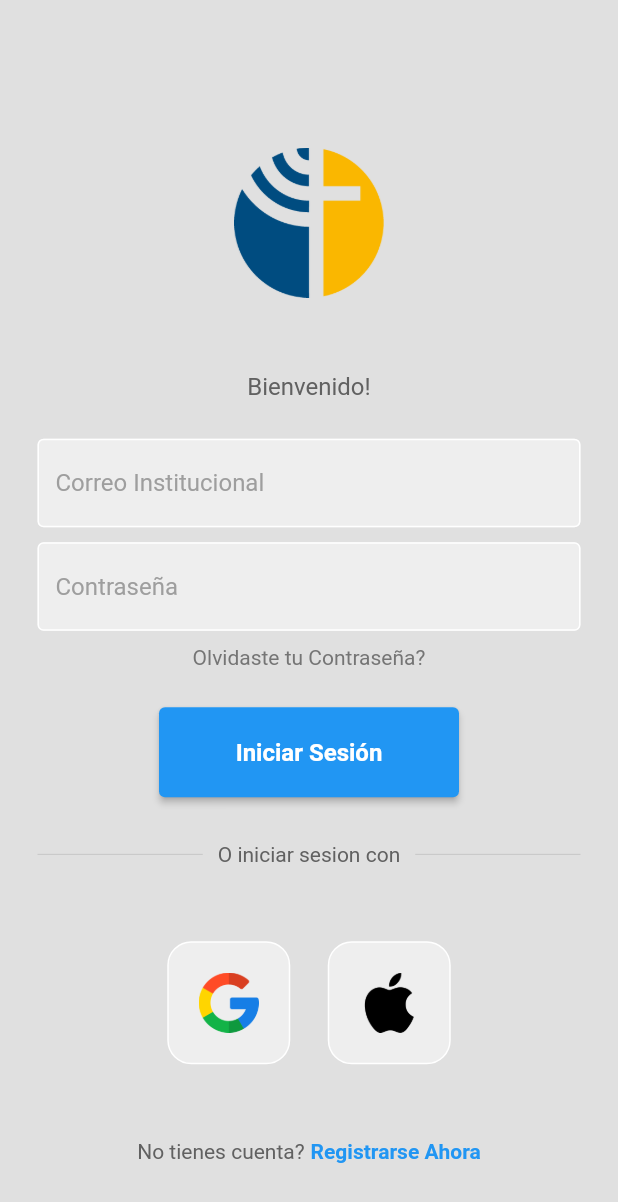
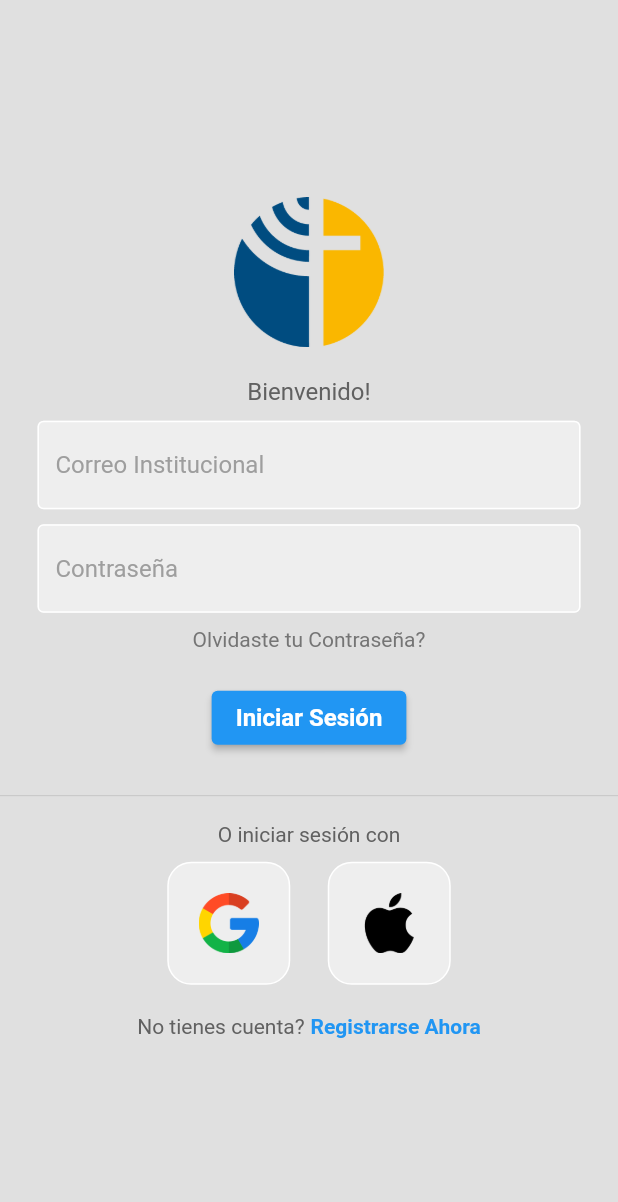
Before and after one commit to NiggetChuckens/TI3-2023-Terminado, a Flutter app: the screen it shows after launch, after a tap on "Iniciar Sesión", on a phone screen of 412 x 824 dp. Shown: the top 1202 px of the screen. Run offline on Flutter 3.47's test engine with Material 2 defaults, Android fonts, the light colour scheme and no system bars; network calls fail.

Commit message:
text scales on screen width rather than hard coded

```diff
--- a/uct_app/lib/views/landing.dart
+++ b/uct_app/lib/views/landing.dart
@@ -2,10 +2,19 @@ import 'package:flutter/material.dart';
 import 'login.dart';
 
 class LandingPage extends StatelessWidget {
-  const LandingPage({super.key});
+  const LandingPage({Key? key});
 
   @override
   Widget build(BuildContext context) {
+    final screenWidth = MediaQuery.of(context).size.width;
+    final screenHeight = MediaQuery.of(context).size.height;
+    final textScaleFactor = MediaQuery.of(context).textScaleFactor;
+
+    // Define smaller font sizes based on screen width and text scale factor
+    final titleFontSize = 24.0 * screenWidth / 360.0;
+    final subtitleFontSize = 16.0 * screenWidth / 360.0;
+    final buttonFontSize = 14.0 * screenWidth / 360.0;
+
     return Scaffold(
       backgroundColor: Colors.transparent,
       body: Stack(
@@ -22,36 +31,37 @@ class LandingPage extends StatelessWidget {
             child: Column(
               mainAxisAlignment: MainAxisAlignment.center,
               children: [
-                // Spacer(),
                 Container(
-                  width: MediaQuery.of(context).size.width * 0.9,
+                  width: screenWidth * 0.9,
                   padding: const EdgeInsets.all(16.0),
-                  margin: const EdgeInsets.only(
-                      bottom: 40.0, top: 100.0), // Adjust top margin
+                  margin: EdgeInsets.only(
+                    bottom: screenHeight * 0.1,
+                    top: screenHeight * 0.2,
+                  ),
                   decoration: BoxDecoration(
                     color: Colors.black.withOpacity(0.5),
                     borderRadius: BorderRadius.circular(15.0),
                   ),
                   child: Column(
                     children: [
-                      const Text(
+                      Text(
                         'Bienvenido a DTE',
                         textAlign: TextAlign.center,
                         style: TextStyle(
                           color: Colors.white,
-                          fontSize: 30,
+                          fontSize: titleFontSize,
                         ),
                       ),
-                      const SizedBox(height: 20.0),
-                      const Text(
+                      SizedBox(height: 16.0 * textScaleFactor),
+                      Text(
                         'Ayuda profesional para el desarrollo de tu carrera profesional',
                         textAlign: TextAlign.center,
                         style: TextStyle(
                           color: Colors.white,
-                          fontSize: 20,
+                          fontSize: subtitleFontSize,
                         ),
                       ),
-                      const SizedBox(height: 20.0),
+                      SizedBox(height: 16.0 * textScaleFactor),
                       Row(
                         mainAxisAlignment: MainAxisAlignment.center,
                         children: [
@@ -60,18 +70,14 @@ class LandingPage extends StatelessWidget {
                               Navigator.push(
                                 context,
                                 PageRouteBuilder(
-                                  transitionDuration:
-                                      const Duration(milliseconds: 500),
-                                  pageBuilder: (context, animation,
-                                          secondaryAnimation) =>
+                                  transitionDuration: const Duration(milliseconds: 500),
+                                  pageBuilder: (context, animation, secondaryAnimation) =>
                                       LoginPage(),
-                                  transitionsBuilder: (context, animation,
-                                      secondaryAnimation, child) {
+                                  transitionsBuilder: (context, animation, secondaryAnimation, child) {
                                     const begin = Offset(0.0, 1.0);
                                     const end = Offset.zero;
                                     const curve = Curves.ease;
-                                    final tween = Tween(begin: begin, end: end)
-                                        .chain(CurveTween(curve: curve));
+                                    final tween = Tween(begin: begin, end: end).chain(CurveTween(curve: curve));
                                     return SlideTransition(
                                       position: animation.drive(tween),
                                       child: child,
@@ -80,14 +86,14 @@ class LandingPage extends StatelessWidget {
                                 ),
                               );
                             },
-                            child: const Text(
+                            child: Text(
                               'Iniciar Sesión',
                               style: TextStyle(
-                                fontSize: 15,
+                                fontSize: buttonFontSize,
                                 fontWeight: FontWeight.bold,
                               ),
                             ),
-                            ),
+                          ),
                         ],
                       )
                     ],
--- a/uct_app/lib/views/login.dart
+++ b/uct_app/lib/views/login.dart
@@ -19,9 +19,8 @@ class LoginPage extends StatelessWidget {
         child: Center(
           child: Column(
             mainAxisAlignment: MainAxisAlignment.center,
+            crossAxisAlignment: CrossAxisAlignment.center,
             children: [
-              const SizedBox(height: 50),
-
               // logo
               const Image(
                 image: AssetImage('lib/images/Logo_UCT.png'),
@@ -29,7 +28,7 @@ class LoginPage extends StatelessWidget {
                 width: 100,
               ),
 
-              const SizedBox(height: 50),
+              const SizedBox(height: 20),
 
               Text(
                 'Bienvenido!',
@@ -39,7 +38,7 @@ class LoginPage extends StatelessWidget {
                 ),
               ),
 
-              const SizedBox(height: 25),
+              const SizedBox(height: 10),
 
               MyTextField(
                 controller: usernameController,
@@ -57,24 +56,14 @@ class LoginPage extends StatelessWidget {
 
               const SizedBox(height: 10),
 
-              Padding(
-                padding: const EdgeInsets.symmetric(horizontal: 25.0),
-                child: Row(
-                  mainAxisAlignment: MainAxisAlignment.center,
-                  children: [
               Text(
                 'Olvidaste tu Contraseña?',
                 style: TextStyle(color: Colors.grey[600]),
               ),
-                  ],
-                ),
-              ),
 
-              const SizedBox(height: 25),
-              SizedBox(
-                width: 200, // Set the desired width
-                height: 60, // Set the desired height
-                child: ElevatedButton(
+              const SizedBox(height: 20),
+
+              ElevatedButton(
                 onPressed: () {
                   Navigator.push(
                     context,
@@ -107,40 +96,23 @@ class LoginPage extends StatelessWidget {
                   ),
                 ),
               ),
-              ),
 
-              const SizedBox(height: 30),
+              const SizedBox(height: 20),
 
-              Padding(
-                padding: const EdgeInsets.symmetric(horizontal: 25.0),
-                child: Row(
-                  children: [
-                    Expanded(
-                      child: Divider(
+              Divider(
                 thickness: 0.5,
                 color: Colors.grey[400],
               ),
-                    ),
-                    Padding(
-                      padding: const EdgeInsets.symmetric(horizontal: 10.0),
-                      child: Text(
-                        'O iniciar sesion con',
+
+              const SizedBox(height: 10),
+
+              Text(
+                'O iniciar sesión con',
                 style: TextStyle(color: Colors.grey[700]),
               ),
-                    ),
-                    Expanded(
-                      child: Divider(
-                        thickness: 0.5,
-                        color: Colors.grey[400],
-                      ),
-                    ),
-                  ],
-                ),
-              ),
 
-              const SizedBox(height: 50),
+              const SizedBox(height: 10),
 
-              // google + apple sign in buttons
               const Row(
                 mainAxisAlignment: MainAxisAlignment.center,
                 children: [
@@ -154,9 +126,8 @@ class LoginPage extends StatelessWidget {
                 ],
               ),
 
-              const SizedBox(height: 50),
+              const SizedBox(height: 20),
 
-              // not a member? register now
               Row(
                 mainAxisAlignment: MainAxisAlignment.center,
                 children: [
```
Lines whose indentation alone changed are shown as unchanged.
